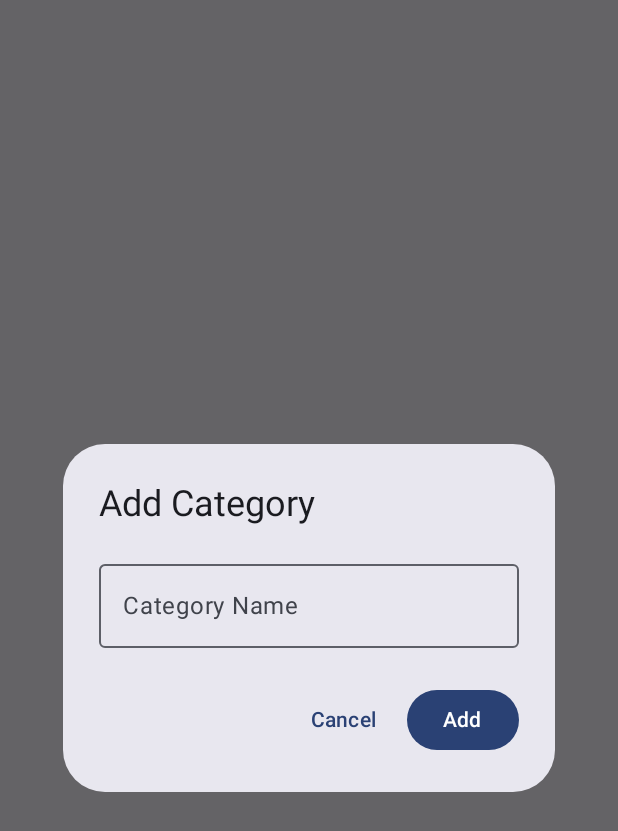
After one commit to Huaguang-XinZhe/TestAndroid, an Android app built with Jetpack Compose: the composable AddCategoryDialog shown on its own in the app's theme, on a phone screen of 412 x 824 dp. The commit adds this screen. Shown: the top 831 px of the screen. Run offline under Robolectric (Android 15) with nearby library versions, the phone set to English and light mode, and no system bars; 2 statements that could not run were skipped.

Commit message:
Update 可视化了类属架构，允许为顶级类属新增子类属。

```diff
--- a/app/src/main/java/com/huaguang/testandroid/data/daos/CategoryDao.kt
+++ b/app/src/main/java/com/huaguang/testandroid/data/daos/CategoryDao.kt
@@ -6,14 +6,13 @@ import androidx.room.Insert
 import androidx.room.OnConflictStrategy
 import androidx.room.Query
 import com.huaguang.testandroid.data.entities.Category
+import kotlinx.coroutines.flow.Flow
 
 @Dao
 interface CategoryDao {
     @Insert(onConflict = OnConflictStrategy.REPLACE)
     suspend fun insert(category: Category): Long
 
-    @Query("SELECT * FROM categories")
-    suspend fun getAllCategories(): List<Category>
 
     /**
      * 获取没有子类属的类属。
@@ -47,5 +46,8 @@ interface CategoryDao {
     @Delete
     suspend fun delete(category: Category)
 
+    @Query("SELECT * FROM categories")
+    fun getAllCategoriesFlow(): Flow<List<Category>>
+
 
 }
--- a/app/src/main/java/com/huaguang/testandroid/data/repositories/CategoryRepository.kt
+++ b/app/src/main/java/com/huaguang/testandroid/data/repositories/CategoryRepository.kt
@@ -7,8 +7,6 @@ import com.huaguang.testandroid.data.entities.Category
 class CategoryRepository(private val categoryDao: CategoryDao) {
 
     suspend fun insertCategory(category: Category) = categoryDao.insert(category)
-
-    suspend fun getAllCategories(): List<Category> = categoryDao.getAllCategories()
 
     /**
      * 获取没有子类属的类属。包括底层类属和那些没有父类属的类属。
@@ -51,4 +49,6 @@ class CategoryRepository(private val categoryDao: CategoryDao) {
         } else null
     }
 
+    fun getAllCategoriesFlow() = categoryDao.getAllCategoriesFlow()
+
 }
--- /dev/null
+++ b/app/src/main/java/com/huaguang/testandroid/pages/AddCategoryDialog.kt
@@ -0,0 +1,56 @@
+package com.huaguang.testandroid.pages
+
+import androidx.compose.material3.AlertDialog
+import androidx.compose.material3.Button
+import androidx.compose.material3.ExperimentalMaterial3Api
+import androidx.compose.material3.OutlinedTextField
+import androidx.compose.material3.Text
+import androidx.compose.material3.TextButton
+import androidx.compose.runtime.Composable
+import androidx.compose.runtime.LaunchedEffect
+import androidx.compose.runtime.getValue
+import androidx.compose.runtime.mutableStateOf
+import androidx.compose.runtime.remember
+import androidx.compose.runtime.setValue
+import androidx.compose.ui.Modifier
+import androidx.compose.ui.focus.FocusRequester
+import androidx.compose.ui.focus.focusRequester
+import kotlinx.coroutines.delay
+
+@OptIn(ExperimentalMaterial3Api::class)
+@Composable
+fun AddCategoryDialog(onAdd: (String) -> Unit, onDismiss: () -> Unit) {
+    var categoryName by remember { mutableStateOf("") }
+    val focusRequester = remember { FocusRequester() }
+
+    LaunchedEffect(Unit) {
+        delay(100)
+        focusRequester.requestFocus()
+    }
+
+    AlertDialog(
+        onDismissRequest = onDismiss,
+        title = { Text(text = "Add Category") },
+        text = {
+            OutlinedTextField(
+                value = categoryName,
+                onValueChange = { categoryName = it },
+                label = { Text("Category Name") },
+                modifier = Modifier.focusRequester(focusRequester)
+            )
+        },
+        confirmButton = {
+            Button(onClick = {
+                onAdd(categoryName)
+                onDismiss()
+            }) {
+                Text("Add")
+            }
+        },
+        dismissButton = {
+            TextButton(onClick = onDismiss) {
+                Text("Cancel")
+            }
+        }
+    )
+}
```
Also changed, not shown: app/src/main/java/com/huaguang/testandroid/MainActivity.kt (+5 -5 lines), app/src/main/java/com/huaguang/testandroid/pages/CategorySection.kt (added, +51 -0 lines), app/src/main/java/com/huaguang/testandroid/pages/ClassificationPage.kt (added, +35 -0 lines), app/src/main/java/com/huaguang/testandroid/pages/KeywordSection.kt (added, +46 -0 lines), app/src/main/java/com/huaguang/testandroid/pages/TagSection.kt (added, +46 -0 lines), app/src/main/java/com/huaguang/testandroid/viewmodels/ClassificationViewModel.kt (added, +114 -0 lines).
